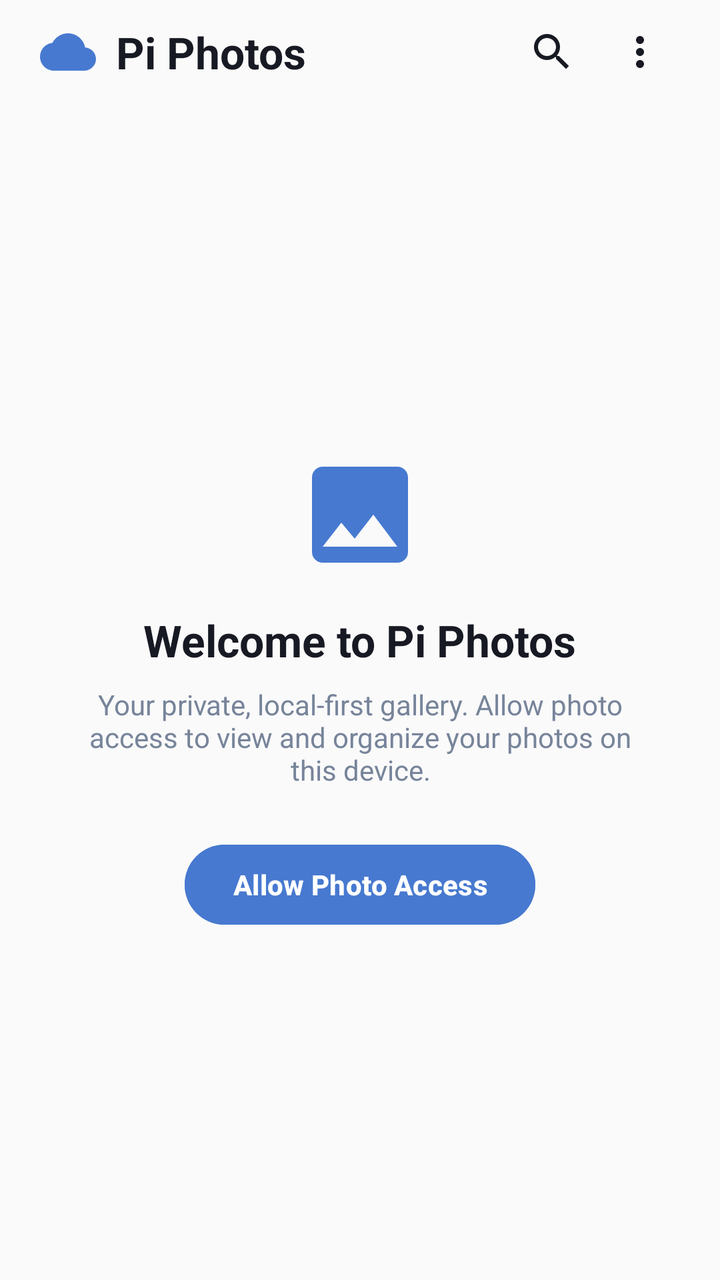
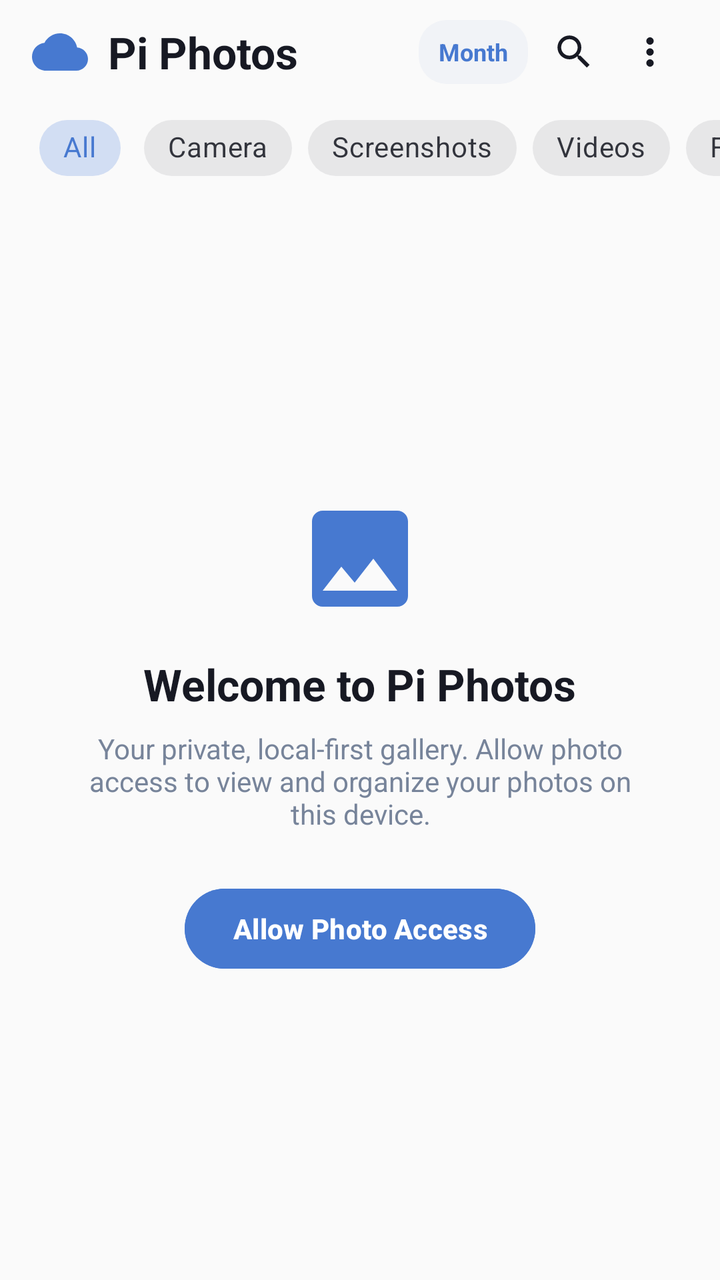

An Android layout rendered at two revisions. The XML below is the earlier revision; the diff shows what the commit changed to produce the second picture.
<!-- AndroidManifest.xml: application theme Theme.PiPhotos -->
<!-- res/layout/fragment_timeline.xml -->
<?xml version="1.0" encoding="utf-8"?>
<androidx.constraintlayout.widget.ConstraintLayout xmlns:android="http://schemas.android.com/apk/res/android"
    xmlns:app="http://schemas.android.com/apk/res-auto"
    xmlns:tools="http://schemas.android.com/tools"
    android:layout_width="match_parent"
    android:layout_height="match_parent"
    android:background="@color/bg_page">

    
    <RelativeLayout
        android:id="@+id/topTimelineHeader"
        android:layout_width="match_parent"
        android:layout_height="52dp"
        android:paddingStart="20dp"
        android:paddingEnd="20dp"
        app:layout_constraintTop_toTopOf="parent">

        
        <LinearLayout
            android:layout_width="wrap_content"
            android:layout_height="wrap_content"
            android:layout_alignParentStart="true"
            android:layout_centerVertical="true"
            android:gravity="center_vertical"
            android:orientation="horizontal">

            <ImageView
                android:layout_width="28dp"
                android:layout_height="28dp"
                android:layout_marginEnd="10dp"
                android:src="@drawable/ic_pi_cloud" />

            <TextView
                android:layout_width="wrap_content"
                android:layout_height="wrap_content"
                android:text="Pi Photos"
                android:textColor="@color/text_primary"
                android:textSize="22sp"
                android:textStyle="bold" />
        </LinearLayout>

        
        <LinearLayout
            android:layout_width="wrap_content"
            android:layout_height="wrap_content"
            android:layout_alignParentEnd="true"
            android:layout_centerVertical="true"
            android:gravity="center_vertical"
            android:orientation="horizontal">

            <ImageView
                android:id="@+id/btnTimelineSearch"
                android:layout_width="40dp"
                android:layout_height="40dp"
                android:background="?attr/selectableItemBackgroundBorderless"
                android:padding="8dp"
                android:src="@drawable/ic_search"
                android:contentDescription="@string/cd_search"
                app:tint="@color/text_primary" />

            <ImageView
                android:id="@+id/btnTimelineOverflow"
                android:layout_width="40dp"
                android:layout_height="40dp"
                android:layout_marginStart="4dp"
                android:background="?attr/selectableItemBackgroundBorderless"
                android:padding="8dp"
                android:src="@drawable/ic_more_vert"
                android:contentDescription="@string/cd_overflow_menu"
                app:tint="@color/text_primary" />
        </LinearLayout>
    </RelativeLayout>

    
    <LinearLayout
        android:id="@+id/bannerPartialAccess"
        android:layout_width="match_parent"
        android:layout_height="wrap_content"
        android:layout_marginStart="16dp"
        android:layout_marginTop="8dp"
        android:layout_marginEnd="16dp"
        android:background="@drawable/bg_status_bar"
        android:orientation="vertical"
        android:padding="12dp"
        android:visibility="gone"
        app:layout_constraintTop_toBottomOf="@id/topTimelineHeader">

        <LinearLayout
            android:layout_width="match_parent"
            android:layout_height="wrap_content"
            android:gravity="center_vertical"
            android:orientation="horizontal">

            <ImageView
                android:layout_width="16dp"
                android:layout_height="16dp"
                android:contentDescription="@null"
                android:src="@drawable/ic_shield"
                app:tint="@color/status_amber" />

            <TextView
                android:layout_width="0dp"
                android:layout_height="wrap_content"
                android:layout_marginStart="8dp"
                android:layout_weight="1"
                android:text="Limited photo access granted"
                android:textColor="@color/text_primary"
                android:textSize="13sp"
                android:textStyle="bold" />
        </LinearLayout>

        <TextView
            android:layout_width="match_parent"
            android:layout_height="wrap_content"
            android:layout_marginTop="4dp"
            android:text="You\'ve given Pi Photos access to selected photos only."
            android:textColor="@color/text_secondary"
            android:textSize="12sp" />

        <LinearLayout
            android:layout_width="match_parent"
            android:layout_height="wrap_content"
            android:layout_marginTop="6dp"
            android:gravity="end"
            android:orientation="horizontal">

            <TextView
                android:id="@+id/btnPartialSelectMore"
                android:layout_width="wrap_content"
                android:layout_height="wrap_content"
                android:background="?attr/selectableItemBackground"
                android:padding="6dp"
                android:text="Select more"
                android:textColor="@color/primary_blue"
                android:textSize="12sp"
                android:textStyle="bold" />

            <TextView
                android:id="@+id/btnPartialAllowAll"
                android:layout_width="wrap_content"
                android:layout_height="wrap_content"
                android:layout_marginStart="16dp"
                android:background="?attr/selectableItemBackground"
                android:padding="6dp"
                android:text="Allow all"
                android:textColor="@color/primary_blue"
                android:textSize="12sp"
                android:textStyle="bold" />
        </LinearLayout>
    </LinearLayout>

    
    <LinearLayout
        android:id="@+id/layoutTimelineEmpty"
        android:layout_width="match_parent"
        android:layout_height="0dp"
        android:gravity="center"
        android:orientation="vertical"
        android:padding="32dp"
        android:visibility="visible"
        app:layout_constraintBottom_toBottomOf="parent"
        app:layout_constraintEnd_toEndOf="parent"
        app:layout_constraintStart_toStartOf="parent"
        app:layout_constraintTop_toBottomOf="@id/bannerPartialAccess">

        <ImageView
            android:layout_width="64dp"
            android:layout_height="64dp"
            android:layout_marginBottom="16dp"
            android:contentDescription="@null"
            android:src="@drawable/ic_nav_photos"
            app:tint="@color/primary_blue" />

        <TextView
            android:id="@+id/tvEmptyTitle"
            android:layout_width="wrap_content"
            android:layout_height="wrap_content"
            android:text="Welcome to Pi Photos"
            android:textColor="@color/text_primary"
            android:textSize="22sp"
            android:textStyle="bold" />

        <TextView
            android:id="@+id/tvEmptySubtitle"
            android:layout_width="wrap_content"
            android:layout_height="wrap_content"
            android:layout_marginTop="8dp"
            android:layout_marginBottom="24dp"
            android:gravity="center"
            android:maxWidth="280dp"
            android:text="Your private, local-first gallery. Allow photo access to view and organize your photos on this device."
            android:textColor="@color/text_secondary"
            android:textSize="14sp" />

        <com.google.android.material.button.MaterialButton
            android:id="@+id/btnAllowAccess"
            android:layout_width="wrap_content"
            android:layout_height="48dp"
            android:backgroundTint="@color/accent"
            android:text="Allow Photo Access"
            android:textColor="@color/white"
            android:textStyle="bold"
            app:cornerRadius="24dp" />
    </LinearLayout>

</androidx.constraintlayout.widget.ConstraintLayout>
<!-- resources referenced by this layout -->
<resources>
  <color name="accent">#4779D0</color>
  <color name="bg_page">#FAFAFA</color>
  <color name="primary_blue">#4779D0</color>
  <color name="status_amber">#D97706</color>
  <color name="text_primary">#171923</color>
  <color name="text_secondary">#77849A</color>
  <color name="white">#FFFFFFFF</color>
  <!-- drawable bg_status_bar (drawable) -->
  <?xml version="1.0" encoding="utf-8"?>
  <shape xmlns:android="http://schemas.android.com/apk/res/android"
      android:shape="rectangle">
      <solid android:color="@color/surface_card_subtle" />
      <corners android:radius="14dp" />
  </shape>
  <string name="cd_overflow_menu">More options</string>
  <string name="cd_search">Search photos</string>
  <style name="Theme.PiPhotos" parent="Base.Theme.PiPhotos" />
  <color name="surface_card_subtle">#F1F3F7</color>
  <color name="surface_card">#FFFFFF</color>
  <style name="CustomBottomNavStyle" parent="Widget.Material3.BottomNavigationView">
          <item name="itemActiveIndicatorStyle">@style/CustomNavIndicator</item>
      </style>
  <style name="CustomNavIndicator" parent="Widget.Material3.BottomNavigationView.ActiveIndicator">
          <item name="android:color">@color/nav_indicator</item>
          <item name="android:width">54dp</item>
          <item name="android:height">32dp</item>
      </style>
  <color name="nav_indicator">#E4EDFF</color>
  <!-- unchanged entries left out for length: 6 -->
</resources>

<!-- the commit's change to res/layout/fragment_timeline.xml (unified diff, before → after) -->
@@ -2,6 +2,7 @@
 <androidx.constraintlayout.widget.ConstraintLayout xmlns:android="http://schemas.android.com/apk/res/android"
     xmlns:app="http://schemas.android.com/apk/res-auto"
     xmlns:tools="http://schemas.android.com/tools"
+    android:id="@+id/timelineRoot"
     android:layout_width="match_parent"
     android:layout_height="match_parent"
     android:background="@color/bg_page">
@@ -11,8 +12,8 @@
         android:id="@+id/topTimelineHeader"
         android:layout_width="match_parent"
         android:layout_height="52dp"
-        android:paddingStart="20dp"
-        android:paddingEnd="20dp"
+        android:paddingStart="16dp"
+        android:paddingEnd="16dp"
         app:layout_constraintTop_toTopOf="parent">
 
         
@@ -28,6 +29,7 @@
                 android:layout_width="28dp"
                 android:layout_height="28dp"
                 android:layout_marginEnd="10dp"
+                android:contentDescription="@null"
                 android:src="@drawable/ic_pi_cloud" />
 
             <TextView
@@ -48,42 +50,198 @@
             android:gravity="center_vertical"
             android:orientation="horizontal">
 
+            <TextView
+                android:id="@+id/btnZoomSwitcher"
+                android:layout_width="wrap_content"
+                android:layout_height="32dp"
+                android:layout_marginEnd="4dp"
+                android:background="@drawable/bg_status_bar"
+                android:gravity="center"
+                android:paddingStart="10dp"
+                android:paddingEnd="10dp"
+                android:text="Month"
+                android:textColor="@color/primary_blue"
+                android:textSize="12sp"
+                android:textStyle="bold" />
+
             <ImageView
                 android:id="@+id/btnTimelineSearch"
-                android:layout_width="40dp"
-                android:layout_height="40dp"
+                android:layout_width="38dp"
+                android:layout_height="38dp"
                 android:background="?attr/selectableItemBackgroundBorderless"
+                android:contentDescription="@string/cd_search"
                 android:padding="8dp"
                 android:src="@drawable/ic_search"
-                android:contentDescription="@string/cd_search"
                 app:tint="@color/text_primary" />
 
             <ImageView
                 android:id="@+id/btnTimelineOverflow"
-                android:layout_width="40dp"
-                android:layout_height="40dp"
-                android:layout_marginStart="4dp"
+                android:layout_width="38dp"
+                android:layout_height="38dp"
                 android:background="?attr/selectableItemBackgroundBorderless"
+                android:contentDescription="@string/cd_overflow_menu"
                 android:padding="8dp"
                 android:src="@drawable/ic_more_vert"
-                android:contentDescription="@string/cd_overflow_menu"
                 app:tint="@color/text_primary" />
         </LinearLayout>
     </RelativeLayout>
 
     
+    <RelativeLayout
+        android:id="@+id/layoutSelectionBar"
+        android:layout_width="match_parent"
+        android:layout_height="52dp"
+        android:background="@color/surface_card"
+        android:elevation="4dp"
+        android:paddingStart="16dp"
+        android:paddingEnd="16dp"
+        android:visibility="gone"
+        app:layout_constraintTop_toTopOf="parent">
+
+        <ImageView
+            android:id="@+id/btnSelectionClose"
+            android:layout_width="38dp"
+            android:layout_height="38dp"
+            android:layout_alignParentStart="true"
+            android:layout_centerVertical="true"
+            android:background="?attr/selectableItemBackgroundBorderless"
+            android:contentDescription="Close selection"
+            android:padding="8dp"
+            android:src="@drawable/ic_close"
+            app:tint="@color/text_primary" />
+
+        <TextView
+            android:id="@+id/tvSelectionCount"
+            android:layout_width="wrap_content"
+            android:layout_height="wrap_content"
+            android:layout_centerVertical="true"
+            android:layout_marginStart="12dp"
+            android:layout_toEndOf="@id/btnSelectionClose"
+            android:text="1 selected"
+            android:textColor="@color/text_primary"
+            android:textSize="17sp"
+            android:textStyle="bold" />
+
+        <LinearLayout
+            android:layout_width="wrap_content"
+            android:layout_height="wrap_content"
+            android:layout_alignParentEnd="true"
+            android:layout_centerVertical="true"
+            android:gravity="center_vertical"
+            android:orientation="horizontal">
+
+            <TextView
+                android:id="@+id/btnSelectionSelectAll"
+                android:layout_width="wrap_content"
+                android:layout_height="wrap_content"
+                android:background="?attr/selectableItemBackground"
+                android:padding="8dp"
+                android:text="All"
+                android:textColor="@color/primary_blue"
+                android:textSize="14sp"
+                android:textStyle="bold" />
+
+            <ImageView
+                android:id="@+id/btnSelectionFavorite"
+                android:layout_width="38dp"
+                android:layout_height="38dp"
+                android:background="?attr/selectableItemBackgroundBorderless"
+                android:contentDescription="Favorite"
+                android:padding="8dp"
+                android:src="@drawable/ic_star_filled"
+                app:tint="@color/text_primary" />
+
+            <ImageView
+                android:id="@+id/btnSelectionShare"
+                android:layout_width="38dp"
+                android:layout_height="38dp"
+                android:background="?attr/selectableItemBackgroundBorderless"
+                android:contentDescription="Share"
+                android:padding="8dp"
+                android:src="@drawable/ic_share"
+                app:tint="@color/text_primary" />
+
+            <ImageView
+                android:id="@+id/btnSelectionDelete"
+                android:layout_width="38dp"
+                android:layout_height="38dp"
+                android:background="?attr/selectableItemBackgroundBorderless"
+                android:contentDescription="Delete"
+                android:padding="8dp"
+                android:src="@drawable/ic_trash"
+                app:tint="@color/status_red" />
+        </LinearLayout>
+    </RelativeLayout>
+
+    
+    <HorizontalScrollView
+        android:id="@+id/scrollCategoryChips"
+        android:layout_width="match_parent"
+        android:layout_height="44dp"
+        android:clipToPadding="false"
+        android:paddingStart="16dp"
+        android:paddingEnd="16dp"
+        android:scrollbars="none"
+        app:layout_constraintTop_toBottomOf="@id/topTimelineHeader">
+
+        <com.google.android.material.chip.ChipGroup
+            android:id="@+id/chipGroupCategories"
+            android:layout_width="wrap_content"
+            android:layout_height="wrap_content"
+            android:layout_gravity="center_vertical"
+            app:singleSelection="true">
+
+            <com.google.android.material.chip.Chip
+                android:id="@+id/chipAll"
+                style="@style/Widget.MaterialComponents.Chip.Choice"
+                android:layout_width="wrap_content"
+                android:layout_height="wrap_content"
+                android:checked="true"
+                android:text="All" />
+
+            <com.google.android.material.chip.Chip
+                android:id="@+id/chipCamera"
+                style="@style/Widget.MaterialComponents.Chip.Choice"
+                android:layout_width="wrap_content"
+                android:layout_height="wrap_content"
+                android:text="Camera" />
+
+            <com.google.android.material.chip.Chip
+                android:id="@+id/chipScreenshots"
+                style="@style/Widget.MaterialComponents.Chip.Choice"
+                android:layout_width="wrap_content"
+                android:layout_height="wrap_content"
+                android:text="Screenshots" />
+
+            <com.google.android.material.chip.Chip
+                android:id="@+id/chipVideos"
+                style="@style/Widget.MaterialComponents.Chip.Choice"
+                android:layout_width="wrap_content"
+                android:layout_height="wrap_content"
+                android:text="Videos" />
+
+            <com.google.android.material.chip.Chip
+                android:id="@+id/chipFavorites"
+                style="@style/Widget.MaterialComponents.Chip.Choice"
+                android:layout_width="wrap_content"
+                android:layout_height="wrap_content"
+                android:text="Favourites" />
+        </com.google.android.material.chip.ChipGroup>
+    </HorizontalScrollView>
+
+    
     <LinearLayout
         android:id="@+id/bannerPartialAccess"
         android:layout_width="match_parent"
         android:layout_height="wrap_content"
         android:layout_marginStart="16dp"
-        android:layout_marginTop="8dp"
+        android:layout_marginTop="4dp"
         android:layout_marginEnd="16dp"
         android:background="@drawable/bg_status_bar"
         android:orientation="vertical"
         android:padding="12dp"
         android:visibility="gone"
-        app:layout_constraintTop_toBottomOf="@id/topTimelineHeader">
+        app:layout_constraintTop_toBottomOf="@id/scrollCategoryChips">
 
         <LinearLayout
             android:layout_width="match_parent"
@@ -148,6 +306,85 @@
                 android:textStyle="bold" />
         </LinearLayout>
     </LinearLayout>
+
+    
+    <androidx.constraintlayout.widget.ConstraintLayout
+        android:id="@+id/layoutTimelineContent"
+        android:layout_width="match_parent"
+        android:layout_height="0dp"
+        android:visibility="gone"
+        app:layout_constraintBottom_toBottomOf="parent"
+        app:layout_constraintTop_toBottomOf="@id/bannerPartialAccess">
+
+        <androidx.recyclerview.widget.RecyclerView
+            android:id="@+id/rvTimeline"
+            android:layout_width="match_parent"
+            android:layout_height="match_parent"
+            android:clipToPadding="false"
+            android:paddingBottom="80dp" />
+
+        
+        <FrameLayout
+            android:id="@+id/stickyHeaderOverlay"
+            android:layout_width="wrap_content"
+            android:layout_height="wrap_content"
+            android:layout_margin="12dp"
+            android:background="@drawable/bg_status_bar"
+            android:paddingStart="14dp"
+            android:paddingTop="6dp"
+            android:paddingEnd="14dp"
+            android:paddingBottom="6dp"
+            android:visibility="gone"
+            app:layout_constraintStart_toStartOf="parent"
+            app:layout_constraintTop_toTopOf="parent">
+
+            <TextView
+                android:id="@+id/tvStickyHeaderTitle"
+                android:layout_width="wrap_content"
+                android:layout_height="wrap_content"
+                android:textColor="@color/text_primary"
+                android:textSize="13sp"
+                android:textStyle="bold" />
+        </FrameLayout>
+
+        
+        <RelativeLayout
+            android:id="@+id/layoutFastScroll"
+            android:layout_width="wrap_content"
+            android:layout_height="match_parent"
+            android:layout_alignParentEnd="true"
+            android:visibility="gone"
+            app:layout_constraintBottom_toBottomOf="parent"
+            app:layout_constraintEnd_toEndOf="parent"
+            app:layout_constraintTop_toTopOf="parent">
+
+            <TextView
+                android:id="@+id/tvFastScrollBubble"
+                android:layout_width="wrap_content"
+                android:layout_height="wrap_content"
+                android:layout_centerVertical="true"
+                android:layout_marginEnd="20dp"
+                android:background="@drawable/bg_status_bar"
+                android:elevation="6dp"
+                android:paddingStart="12dp"
+                android:paddingTop="6dp"
+                android:paddingEnd="12dp"
+                android:paddingBottom="6dp"
+                android:textColor="@color/primary_blue"
+                android:textSize="13sp"
+                android:textStyle="bold"
+                android:visibility="gone" />
+
+            <View
+                android:id="@+id/viewFastScrollThumb"
+                android:layout_width="4dp"
+                android:layout_height="48dp"
+                android:layout_alignParentEnd="true"
+                android:layout_centerVertical="true"
+                android:layout_marginEnd="2dp"
+                android:background="@drawable/bg_fast_scroll_thumb" />
+        </RelativeLayout>
+    </androidx.constraintlayout.widget.ConstraintLayout>
 
     
     <LinearLayout
<!-- resource entries referenced after the edit -->
@@ -4,9 +4,17 @@
   <color name="bg_page">#FAFAFA</color>
   <color name="primary_blue">#4779D0</color>
   <color name="status_amber">#D97706</color>
+  <color name="status_red">#DC4545</color>
   <color name="text_primary">#171923</color>
   <color name="text_secondary">#77849A</color>
   <color name="white">#FFFFFFFF</color>
+  <!-- drawable bg_fast_scroll_thumb (drawable) -->
+  <?xml version="1.0" encoding="utf-8"?>
+  <shape xmlns:android="http://schemas.android.com/apk/res/android"
+      android:shape="rectangle">
+      <corners android:radius="2dp" />
+      <solid android:color="@color/primary_blue" />
+  </shape>
   <!-- drawable bg_status_bar (drawable) -->
   <?xml version="1.0" encoding="utf-8"?>
   <shape xmlns:android="http://schemas.android.com/apk/res/android"
@@ -14,6 +22,47 @@
       <solid android:color="@color/surface_card_subtle" />
       <corners android:radius="14dp" />
   </shape>
+  <!-- drawable ic_close (drawable) -->
+  <?xml version="1.0" encoding="utf-8"?>
+  <vector xmlns:android="http://schemas.android.com/apk/res/android"
+      android:width="24dp"
+      android:height="24dp"
+      android:viewportWidth="24"
+      android:viewportHeight="24">
+      <path
+          android:fillColor="@color/text_primary"
+          android:pathData="M19,6.41L17.59,5 12,10.59 6.41,5 5,6.41 10.59,12 5,17.59 6.41,19 12,13.41 17.59,19 19,17.59 13.41,12z" />
+  </vector>
+  <!-- drawable ic_share (drawable) -->
+  <vector xmlns:android="http://schemas.android.com/apk/res/android"
+      android:width="24dp"
+      android:height="24dp"
+      android:viewportWidth="24"
+      android:viewportHeight="24">
+    <path
+        android:fillColor="#FF0F172A"
+        android:pathData="M18,16.08c-0.76,0 -1.44,0.3 -1.96,0.77L8.91,12.7c0.05,-0.23 0.09,-0.46 0.09,-0.7s-0.04,-0.47 -0.09,-0.7l7.05,-4.11c0.54,0.5 1.25,0.81 2.04,0.81 1.66,0 3,-1.34 3,-3s-1.34,-3 -3,-3 -3,1.34 -3,3c0,0.24 0.04,0.47 0.09,0.7L8.04,9.81C7.5,9.31 6.79,9 6,9c-1.66,0 -3,1.34 -3,3s1.34,3 3,3c0.79,0 1.5,-0.31 2.04,-0.81l7.12,4.16c-0.05,0.21 -0.08,0.43 -0.08,0.65 0,1.61 1.31,2.92 2.92,2.92 1.61,0 2.92,-1.31 2.92,-2.92s-1.31,-2.92 -2.92,-2.92z"/>
+  </vector>
+  <!-- drawable ic_star_filled (drawable) -->
+  <vector xmlns:android="http://schemas.android.com/apk/res/android"
+      android:width="24dp"
+      android:height="24dp"
+      android:viewportWidth="24"
+      android:viewportHeight="24">
+      <path
+          android:fillColor="#FFFFD700"
+          android:pathData="M12,17.27L18.18,21l-1.64,-7.03L22,9.24l-7.19,-0.61L12,2 9.19,8.63 2,9.24l5.46,4.73L5.82,21z"/>
+  </vector>
+  <!-- drawable ic_trash (drawable) -->
+  <vector xmlns:android="http://schemas.android.com/apk/res/android"
+      android:width="22dp"
+      android:height="22dp"
+      android:viewportWidth="24"
+      android:viewportHeight="24">
+    <path
+        android:fillColor="#FF64748B"
+        android:pathData="M16,9v10H8V9h8m-1.5,-6h-5l-1,1H5v2h14V4h-3.5l-1,-1zM18,7H6v12c0,1.1 0.9,2 2,2h8c1.1,0 2,-0.9 2,-2V7z"/>
+  </vector>
   <string name="cd_overflow_menu">More options</string>
   <string name="cd_search">Search photos</string>
   <style name="Theme.PiPhotos" parent="Base.Theme.PiPhotos" />
